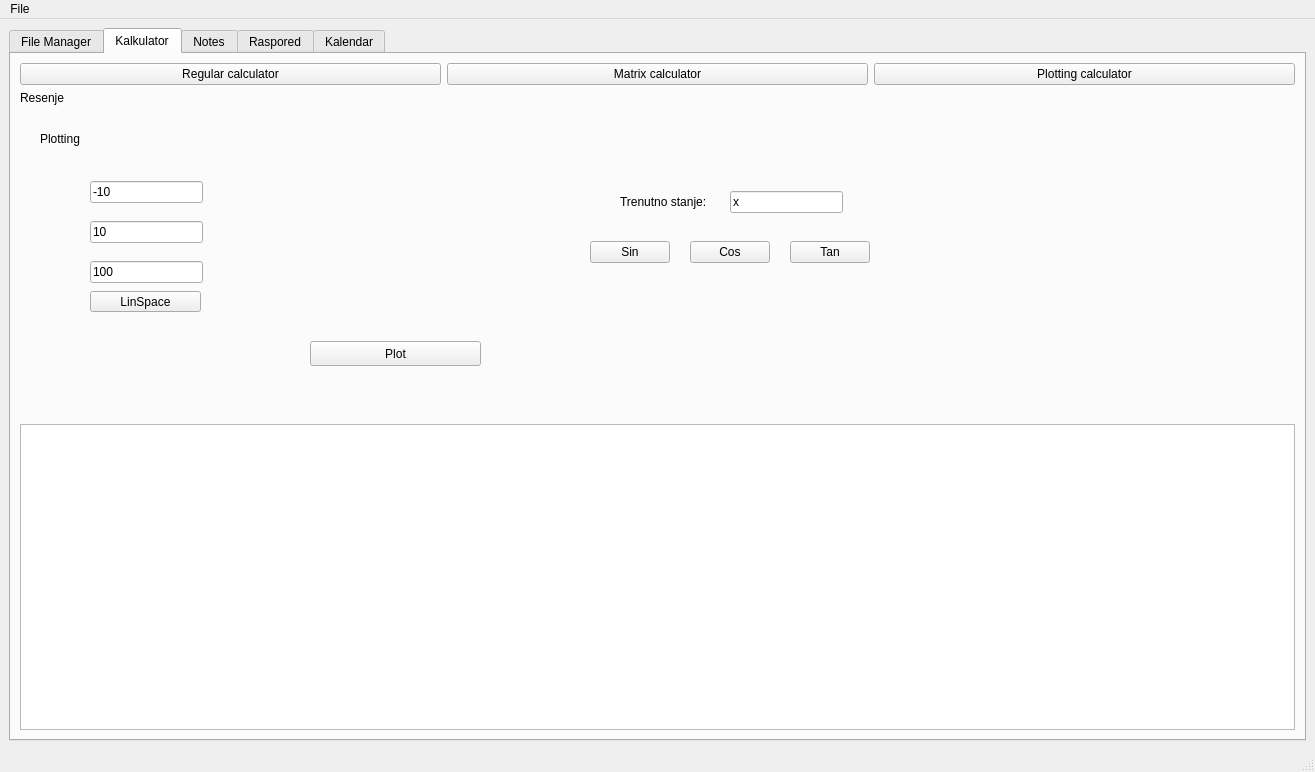
The window that matfHub/mainwindow.ui (milalukic/matfHub) describes before a commit, drawn with Qt 5.
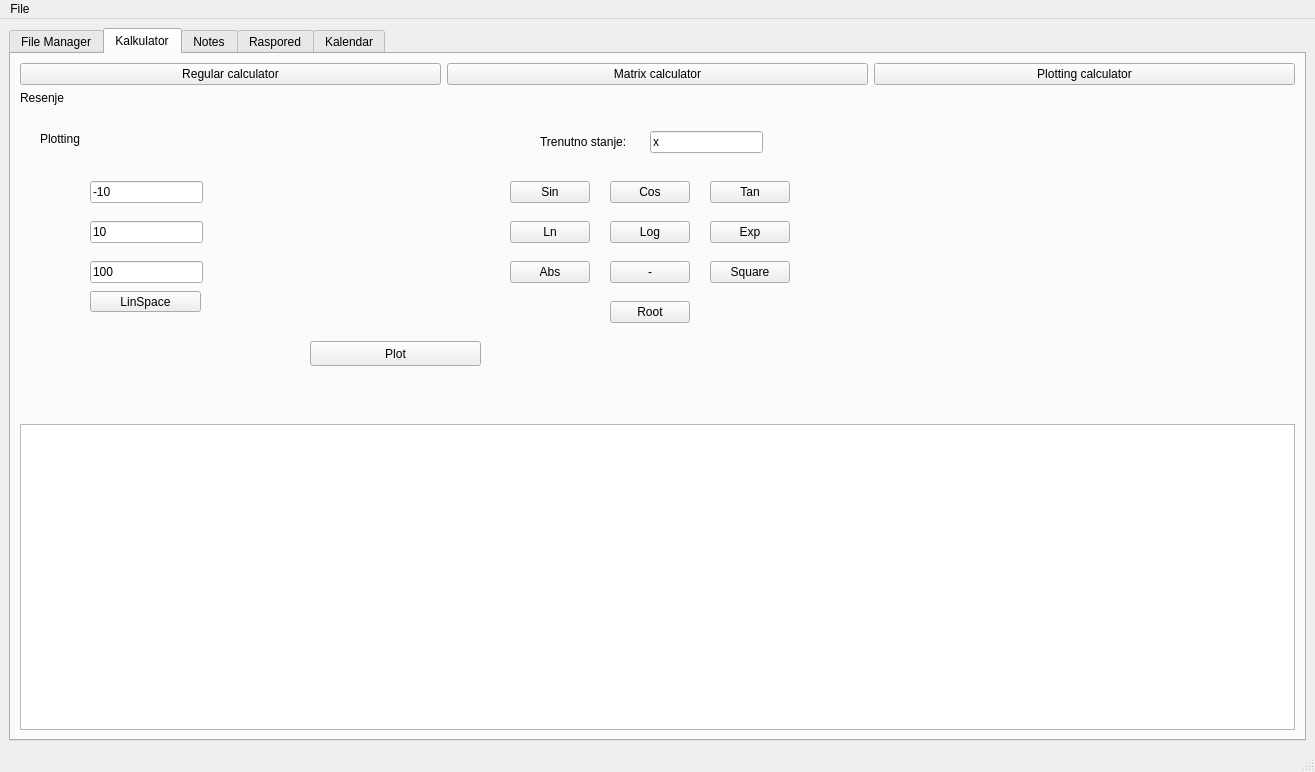
The same window after the commit. Icons and pictures are not drawn.

Commit message: dodate funkcionalnosti za exp, ln, log, neg, abs, square, root.

Diff of the .ui file:
```diff
--- a/matfHub/mainwindow.ui
+++ b/matfHub/mainwindow.ui
@@ -2244,8 +2244,8 @@
            <widget class="QLabel" name="labelState">
             <property name="geometry">
              <rect>
-              <x>600</x>
-              <y>80</y>
+              <x>520</x>
+              <y>20</y>
               <width>91</width>
               <height>21</height>
              </rect>
@@ -2257,8 +2257,8 @@
            <widget class="QLineEdit" name="leState">
             <property name="geometry">
              <rect>
-              <x>710</x>
-              <y>80</y>
+              <x>630</x>
+              <y>20</y>
               <width>113</width>
               <height>22</height>
              </rect>
@@ -2283,8 +2283,8 @@
            <widget class="QPushButton" name="pbSin">
             <property name="geometry">
              <rect>
-              <x>570</x>
-              <y>130</y>
+              <x>490</x>
+              <y>70</y>
               <width>80</width>
               <height>22</height>
              </rect>
@@ -2323,8 +2323,8 @@
            <widget class="QPushButton" name="pbCos">
             <property name="geometry">
              <rect>
-              <x>670</x>
-              <y>130</y>
+              <x>590</x>
+              <y>70</y>
               <width>80</width>
               <height>22</height>
              </rect>
@@ -2336,8 +2336,8 @@
            <widget class="QPushButton" name="pbTan">
             <property name="geometry">
              <rect>
-              <x>770</x>
-              <y>130</y>
+              <x>690</x>
+              <y>70</y>
               <width>80</width>
               <height>22</height>
              </rect>
@@ -2346,6 +2346,97 @@
              <string>Tan</string>
             </property>
            </widget>
+           <widget class="QPushButton" name="pbLn">
+            <property name="geometry">
+             <rect>
+              <x>490</x>
+              <y>110</y>
+              <width>80</width>
+              <height>22</height>
+             </rect>
+            </property>
+            <property name="text">
+             <string>Ln</string>
+            </property>
+           </widget>
+           <widget class="QPushButton" name="pbLog">
+            <property name="geometry">
+             <rect>
+              <x>590</x>
+              <y>110</y>
+              <width>80</width>
+              <height>22</height>
+             </rect>
+            </property>
+            <property name="text">
+             <string>Log</string>
+            </property>
+           </widget>
+           <widget class="QPushButton" name="pbExp">
+            <property name="geometry">
+             <rect>
+              <x>690</x>
+              <y>110</y>
+              <width>80</width>
+              <height>22</height>
+             </rect>
+            </property>
+            <property name="text">
+             <string>Exp</string>
+            </property>
+           </widget>
+           <widget class="QPushButton" name="pbAbs">
+            <property name="geometry">
+             <rect>
+              <x>490</x>
+              <y>150</y>
+              <width>80</width>
+              <height>22</height>
+             </rect>
+            </property>
+            <property name="text">
+             <string>Abs</string>
+            </property>
+           </widget>
+           <widget class="QPushButton" name="pbSquare">
+            <property name="geometry">
+             <rect>
+              <x>690</x>
+              <y>150</y>
+              <width>80</width>
+              <height>22</height>
+             </rect>
+            </property>
+            <property name="text">
+             <string>Square</string>
+            </property>
+           </widget>
+           <widget class="QPushButton" name="pbNeg">
+            <property name="geometry">
+             <rect>
+              <x>590</x>
+              <y>150</y>
+              <width>80</width>
+              <height>22</height>
+             </rect>
+            </property>
+            <property name="text">
+             <string>-</string>
+            </property>
+           </widget>
+           <widget class="QPushButton" name="pbRoot">
+            <property name="geometry">
+             <rect>
+              <x>590</x>
+              <y>190</y>
+              <width>80</width>
+              <height>22</height>
+             </rect>
+            </property>
+            <property name="text">
+             <string>Root</string>
+            </property>
+           </widget>
           </widget>
          </widget>
         </item>
```
The commit also changes 4 other files.
